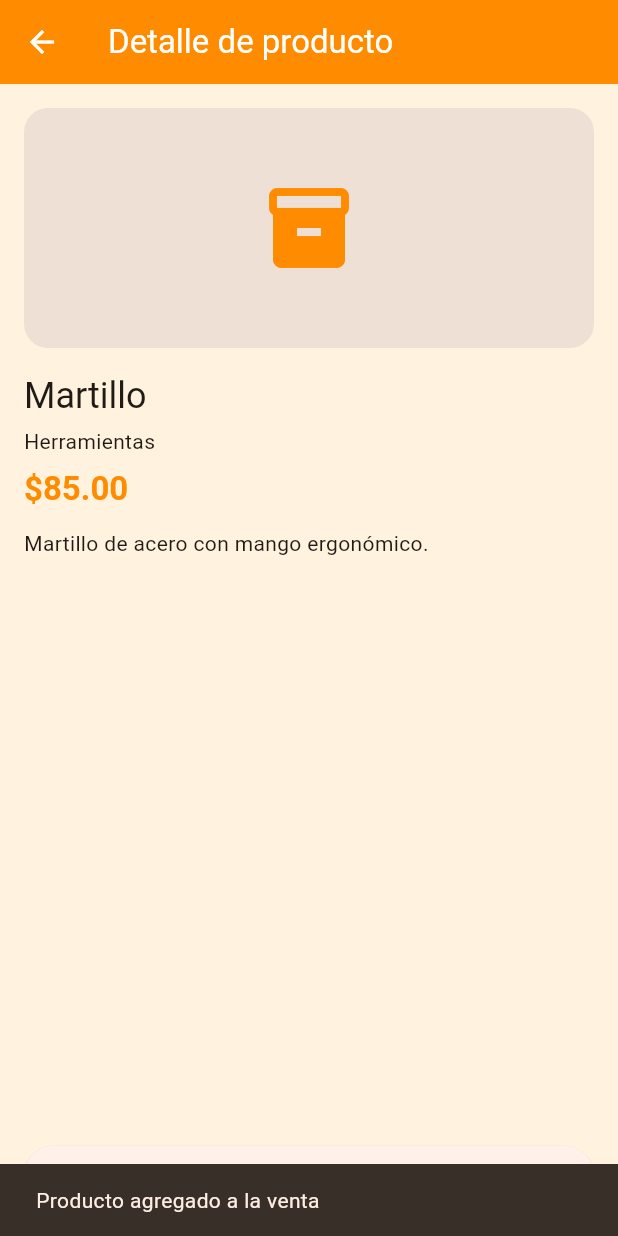
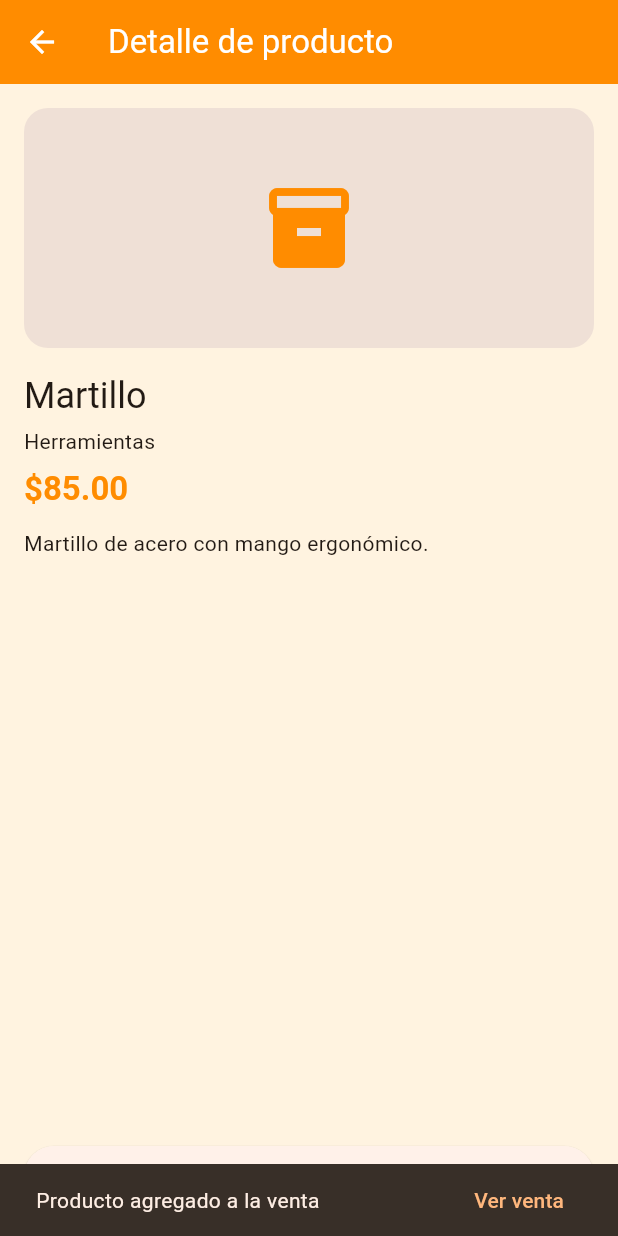
Before and after one commit to leyverAAA/Tlapaleria_app, a Flutter app: the ProductDetailScreen screen opened directly with sample values from the repository, after a tap on "Agregar a la venta", on a phone screen of 412 x 824 dp. Run offline on Flutter 3.47's test engine with Material 3 defaults, Android fonts, the phone set to English and light mode, and no system bars.

Commit message:
Mejorar flujo POS: acción 'Ver venta' al agregar producto

```diff
--- a/lib/features/product_detail/product_detail_screen.dart
+++ b/lib/features/product_detail/product_detail_screen.dart
@@ -1,6 +1,7 @@
 import 'package:flutter/material.dart';
 import 'package:provider/provider.dart';
 
+import '../../core/routes/app_routes.dart';
 import '../../core/widgets/custom_button.dart';
 import '../../models/product.dart';
 import '../cart/cart_provider.dart';
@@ -60,8 +61,13 @@ class ProductDetailScreen extends StatelessWidget {
                 onPressed: () {
                   context.read<CartProvider>().add(product);
                   ScaffoldMessenger.of(context).showSnackBar(
-                    const SnackBar(
-                      content: Text('Producto agregado a la venta'),
+                    SnackBar(
+                      content: const Text('Producto agregado a la venta'),
+                      action: SnackBarAction(
+                        label: 'Ver venta',
+                        onPressed: () =>
+                            Navigator.pushNamed(context, AppRoutes.cart),
+                      ),
                     ),
                   );
                 },
```
